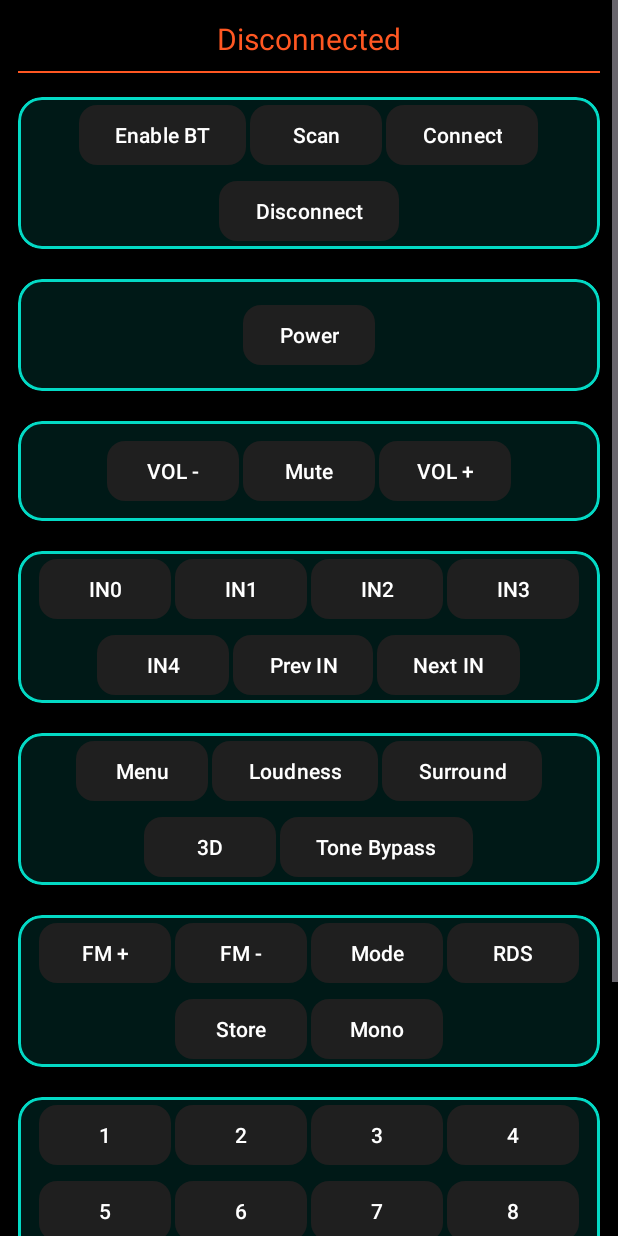
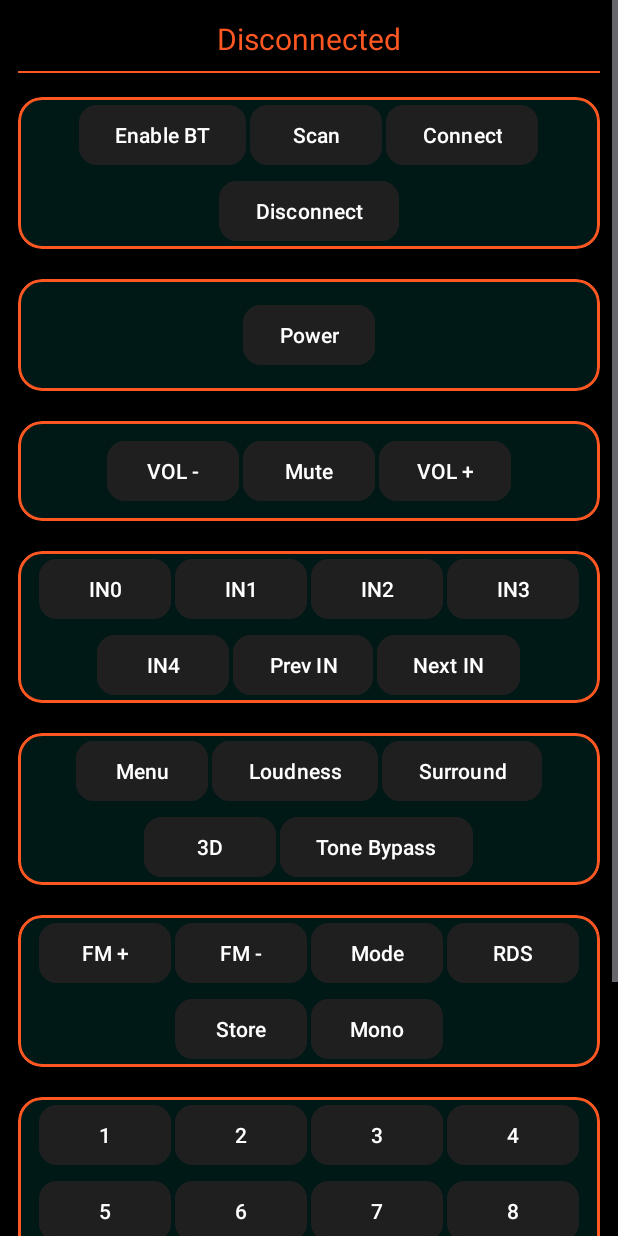
Before and after one commit to audibinnovation/Audib_Remort, an Android app built with Jetpack Compose: the layout activity_main.xml on its own in the app's theme, with its tools: preview values and no code run, on a phone screen of 412 x 824 dp. Run offline under Robolectric (Android 15) with nearby library versions, the phone set to English and light mode, and no system bars.

Commit message:
Modify styles for buttons and card sections
Updated styles for RemoteButtonStyle and RemoteCardStyle to include glow stroke and changed stroke colors.

```diff
--- a/AudibRemote/app/src/main/res/values/styles.xml
+++ b/AudibRemote/app/src/main/res/values/styles.xml
@@ -9,14 +9,19 @@
         <item name="cornerRadius">12dp</item>
         <item name="android:textColor">@color/buttonText</item>
         <item name="backgroundTint">@color/buttonBackground</item>
-        <item name="iconTint">@color/teal_200</item>
+        <item name="iconTint">@color/buttonBackground</item>
+
+        <!-- Glow stroke -->
+        <item name="strokeWidth">3dp</item>
+        <item name="strokeColor">@color/buttonBackground</item>
+        <item name="rippleColor">@color/accentOrange</item>
     </style>
 
     <!-- Reusable style for card sections -->
     <style name="RemoteCardStyle" parent="Widget.MaterialComponents.CardView">
         <item name="cardCornerRadius">16dp</item>
         <item name="cardElevation">8dp</item>
-        <item name="strokeColor">@color/cardStroke</item>
+        <item name="strokeColor">@color/accentOrange</item>
         <item name="strokeWidth">2dp</item>
         <item name="android:layout_marginBottom">20dp</item>
     </style>
```
